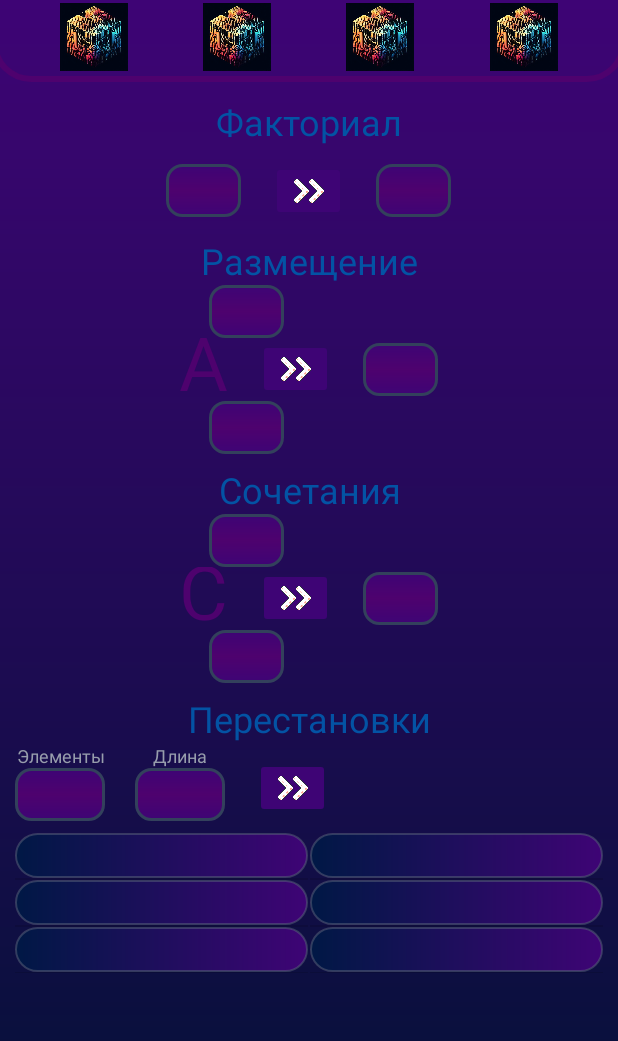
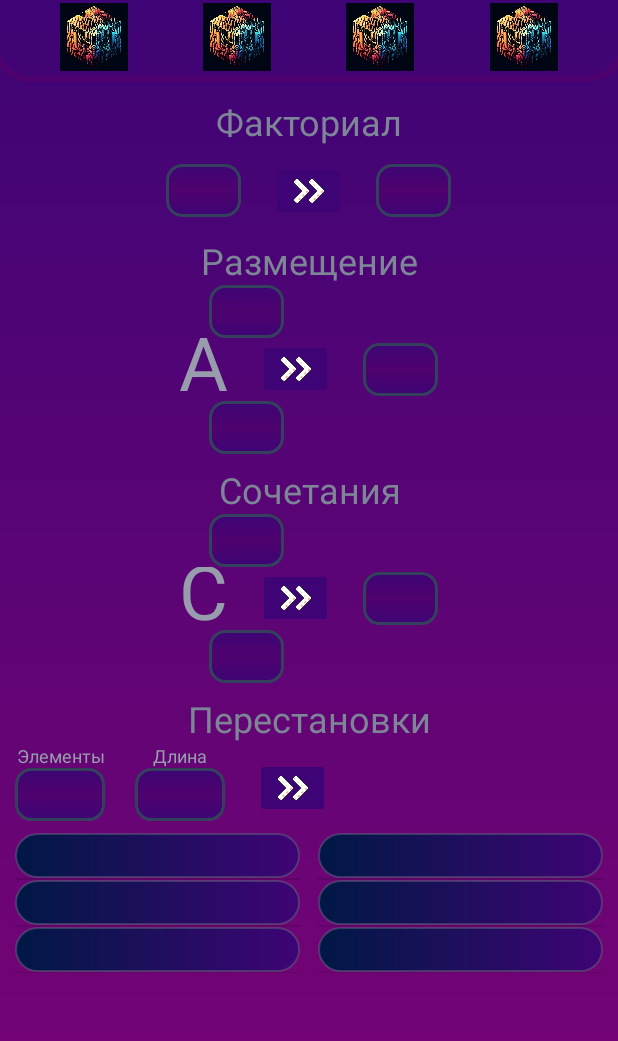
Before and after one commit to 1eG0ist/Mathematics, an Android app: the layout activity_combinatorics_view.xml on its own in the app's theme, with its tools: preview values and no code run, on a phone screen of 412 x 824 dp. Shown: the top 1041 px of the screen. Run offline under Robolectric (Android 15) with nearby library versions, the phone set to English and light mode, and no system bars.

Commit message:
CombinatoricsView.kt is done, create new MatrixView.kt

```diff
--- a/app/src/main/AndroidManifest.xml
+++ b/app/src/main/AndroidManifest.xml
@@ -11,6 +11,9 @@
         android:supportsRtl="true"
         android:theme="@style/Theme.Mathematics"
         tools:targetApi="31">
+        <activity
+            android:name=".MatrixView"
+            android:exported="false" />
         <activity
             android:name=".CombinatoricsView"
             android:exported="false" />
--- a/app/src/main/res/drawable/gradient_main_bg.xml
+++ b/app/src/main/res/drawable/gradient_main_bg.xml
@@ -2,9 +2,9 @@
 <shape xmlns:android="http://schemas.android.com/apk/res/android">
     <gradient
         android:type="linear"
-        android:angle="270"
+        android:angle="90"
         android:centerX="@integer/material_motion_duration_medium_2"
-        android:startColor="@color/dark_blue"
-        android:centerColor="@color/purple_2"
-        android:endColor="@color/dark_blue" />
+        android:startColor="@color/purple_2"
+        android:centerColor="@color/purple_0"
+        android:endColor="@color/purple_2" />
 </shape>
--- a/app/src/main/res/layout/activity_combinatorics_view.xml
+++ b/app/src/main/res/layout/activity_combinatorics_view.xml
@@ -96,7 +96,7 @@
                     android:gravity="center_horizontal"
                     android:paddingHorizontal="5dp"
                     android:text="@string/factorial"
-                    android:textColor="@color/blue_1"
+                    android:textColor="@color/gray_1"
                     android:textSize="24sp"/>
 
                 <RelativeLayout
@@ -163,7 +163,7 @@
                     android:gravity="center_horizontal"
                     android:paddingHorizontal="5dp"
                     android:text="@string/placement"
-                    android:textColor="@color/blue_1"
+                    android:textColor="@color/gray_1"
                     android:textSize="24sp"/>
 
                 <RelativeLayout
@@ -199,7 +199,7 @@
                             <TextView
                                 android:layout_width="wrap_content"
                                 android:layout_height="wrap_content"
-                                android:textColor="@color/purple_1"
+                                android:textColor="@color/gray_0"
                                 android:textSize="50sp"
                                 android:layout_marginBottom="-10dp"
                                 android:layout_marginTop="-15dp"
@@ -260,7 +260,7 @@
                     android:gravity="center_horizontal"
                     android:paddingHorizontal="5dp"
                     android:text="@string/combination"
-                    android:textColor="@color/blue_1"
+                    android:textColor="@color/gray_1"
                     android:textSize="24sp"/>
 
                 <RelativeLayout
@@ -296,7 +296,7 @@
                             <TextView
                                 android:layout_width="wrap_content"
                                 android:layout_height="wrap_content"
-                                android:textColor="@color/purple_1"
+                                android:textColor="@color/gray_0"
                                 android:textSize="50sp"
                                 android:layout_marginBottom="-10dp"
                                 android:layout_marginTop="-15dp"
@@ -357,7 +357,7 @@
                     android:gravity="center_horizontal"
                     android:paddingHorizontal="5dp"
                     android:text="@string/combinations"
-                    android:textColor="@color/blue_1"
+                    android:textColor="@color/gray_1"
                     android:textSize="24sp"/>
 
                 <LinearLayout
@@ -456,6 +456,7 @@
                         android:layout_width="0dp"
                         android:layout_weight="1"
                         android:layout_height="93dp"
+                        android:layout_marginEnd="5dp"
                         tools:listitem="@layout/list_item"
                          />
 
@@ -471,6 +472,7 @@
                         android:layout_width="0dp"
                         android:layout_weight="1"
                         android:layout_height="93dp"
+                        android:layout_marginStart="5dp"
                         tools:listitem="@layout/list_item"
                         />
 
--- a/app/src/main/res/values/colors.xml
+++ b/app/src/main/res/values/colors.xml
@@ -11,6 +11,7 @@
     <color name="gray_2">#5C677D</color>
     <color name="gray_2_transparent">#805C677D</color>
     <color name="gray_3">#33415C</color>
+    <color name="purple_0">#7E0475</color>
     <color name="purple_1">#4E026E</color>
     <color name="purple_2">#3E0475</color>
 </resources>
```
Also changed, not shown: app/src/main/java/com/example/mathematics/CombinatoricsView.kt (+35 -0 lines), app/src/main/java/com/example/mathematics/MatrixView.kt (added, +11 -0 lines), app/src/main/res/layout/activity_matrix_view.xml (added, +77 -0 lines).
